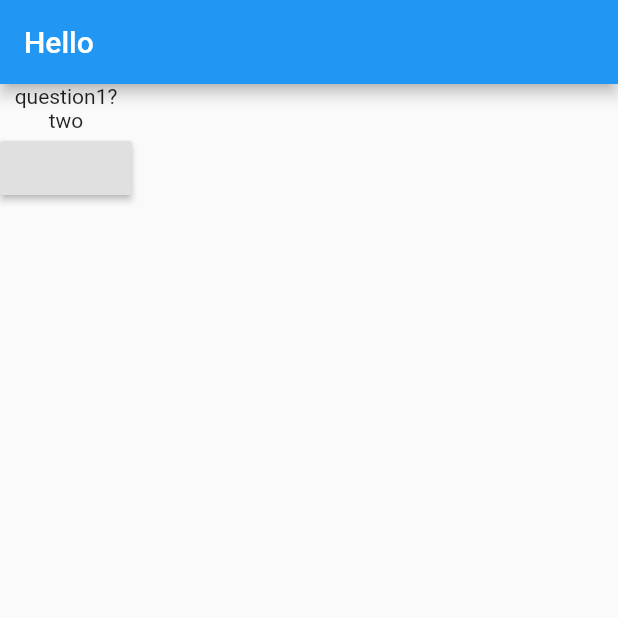
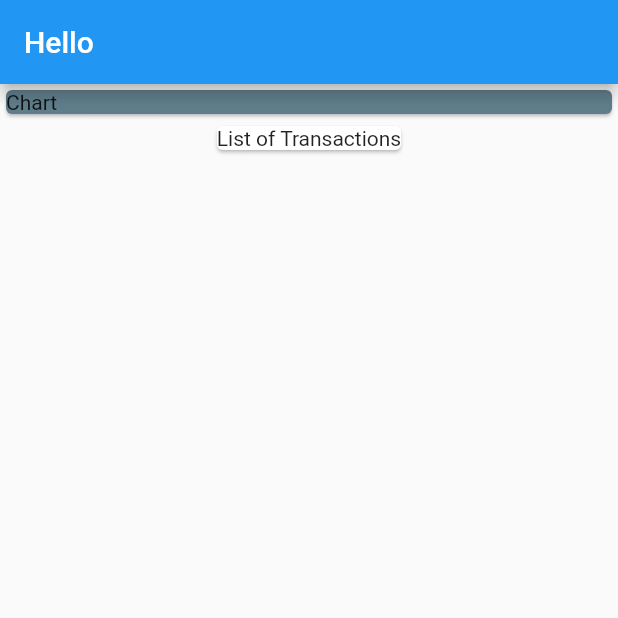
Before and after one commit to meikub/flutter_tutorial, a Flutter app: the screen it shows after launch, on a phone screen of 412 x 824 dp, the top half of it. Run offline on Flutter 3.47's test engine with Material 2 defaults, Android fonts, the phone set to English and light mode, and no system bars.

Commit message:
74->4:45

```diff
--- a/lib/main.dart
+++ b/lib/main.dart
@@ -5,26 +5,8 @@ void main() {
   runApp(MyApp());
 }
 
-class MyApp extends StatefulWidget{
-  @override
-  State<StatefulWidget> createState() {
-    return MyAppState();
-  }
-}
+class MyApp extends StatelessWidget {
 
-class MyAppState extends State<MyApp> {
-  int questionIndex = 0;
-  var questions = ['question1?', 'question2?', 'question3?'];
-
-  void answerQuestion() {
-    setState(() {
-      questionIndex++;
-    });
-    print(questions[questionIndex]);
-  }
-
-  //build ist so ähnlich wie der Update-LifeCycle in Unity. Unterschied ist, dass Update pro Frame aufgerufen wird und build ändert sich, sobald ein Trigger auf einen unterschied hinweist
-  // Änderung im UI => rebuild App
   @override
   Widget build(BuildContext context) {
     return MaterialApp(
@@ -32,9 +14,10 @@ class MyAppState extends State<MyApp> {
             appBar: AppBar(title: Text('Hello')),
             body: Column(
               children: [
-                Text(questions[questionIndex]),
-                Text("two"),
-                RaisedButton(onPressed: answerQuestion)
+                Card(
+                    color: Colors.blueGrey,
+                    child: Container(width: double.infinity,child: Text('Chart'))),
+                Card(child: Text('List of Transactions'))
               ],
             )));
   }
```
Also changed, not shown: lib/transaction.dart (added, +8 -0 lines).
